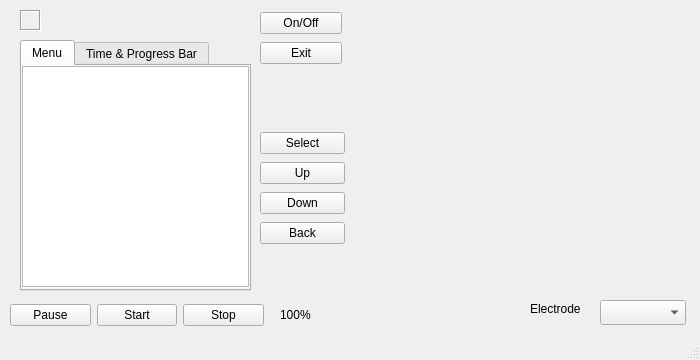
The window that Neuroset/mainwindow.ui (arthur-dao/Neuroset-Simulator) describes before a commit, drawn with Qt 5.
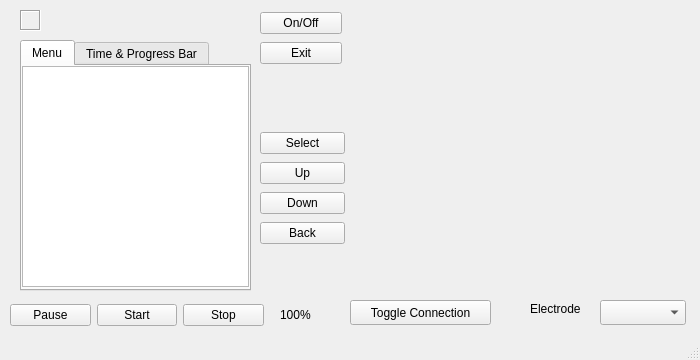
The same window after the commit. The open tabs and pages were chosen to show the change. Custom widgets are drawn as their Qt base class.

Commit message: implementation and button for connection toggle

What changed in the file:
```diff
--- a/Neuroset/mainwindow.ui
+++ b/Neuroset/mainwindow.ui
@@ -242,6 +242,19 @@
      <string>Electrode</string>
     </property>
    </widget>
+   <widget class="QPushButton" name="connectionButton">
+    <property name="geometry">
+     <rect>
+      <x>350</x>
+      <y>300</y>
+      <width>141</width>
+      <height>25</height>
+     </rect>
+    </property>
+    <property name="text">
+     <string>Toggle Connection</string>
+    </property>
+   </widget>
   </widget>
   <widget class="QStatusBar" name="statusbar"/>
  </widget>
```
Left out of the diff: 2 changed lines with no effect on the pictures. The commit also changes 5 other files.
